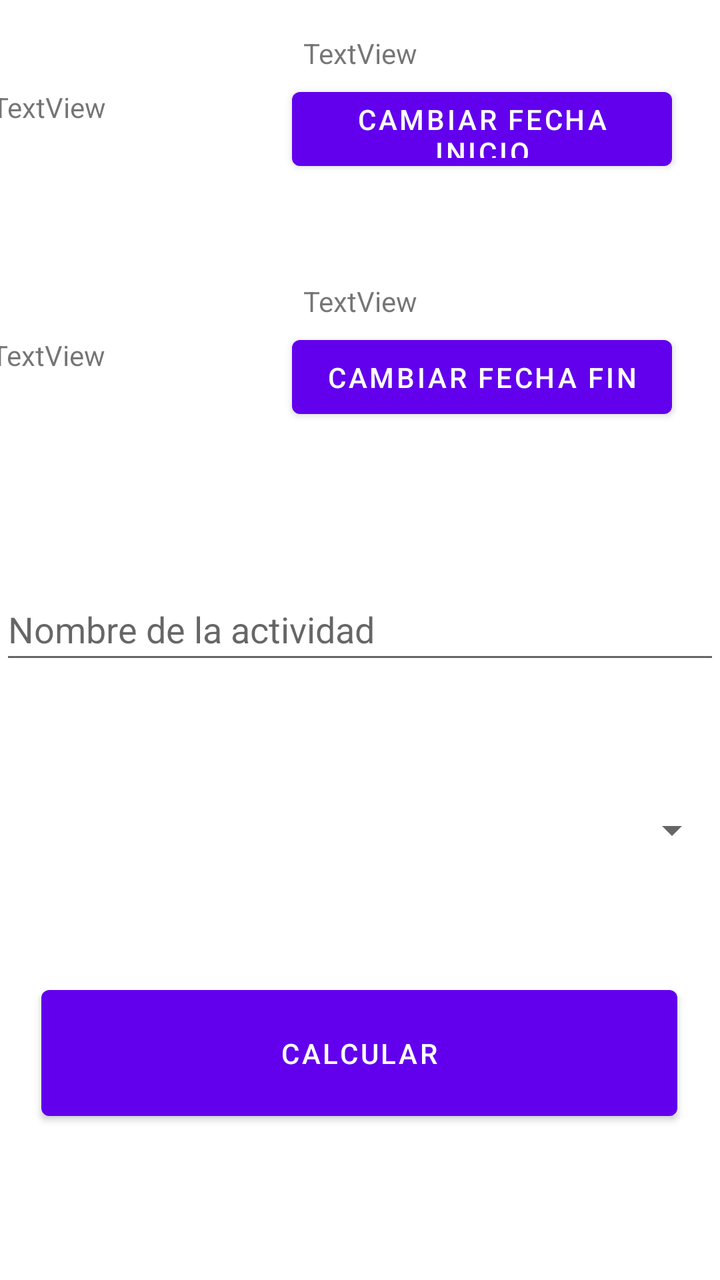
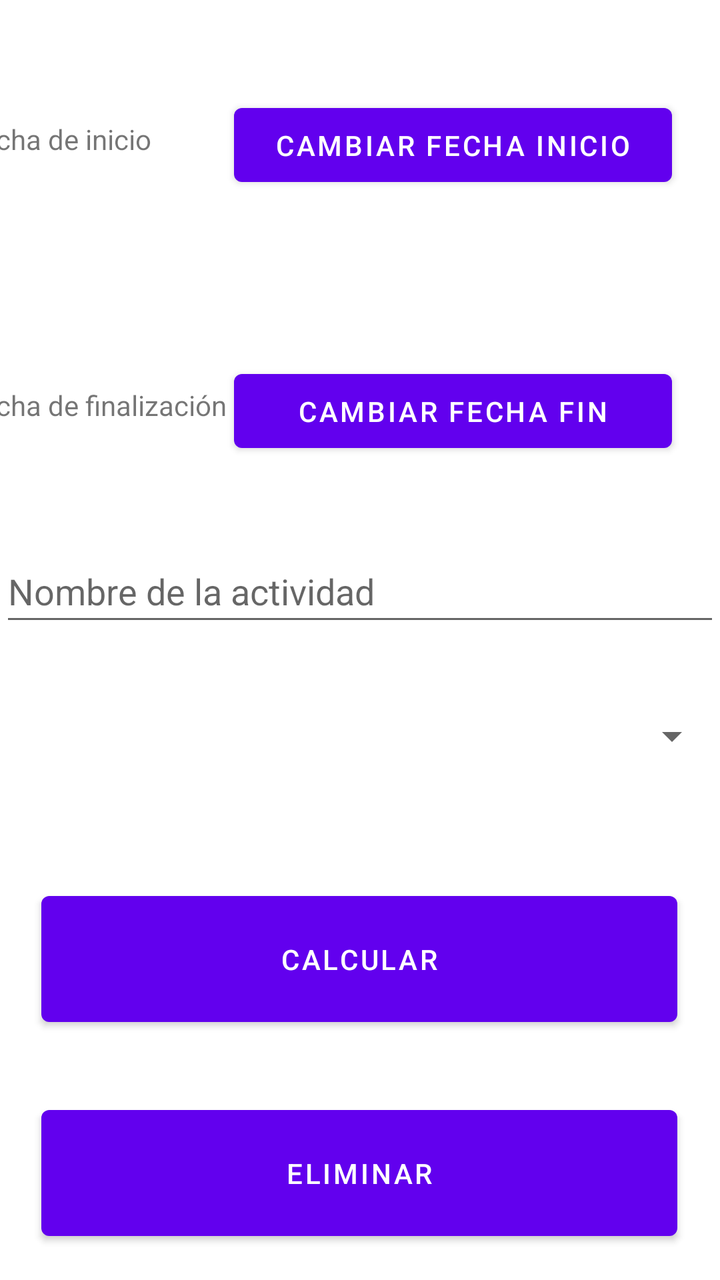

Compare the two renders of this Android layout. The source of the first and the diff that turns it into the second are given below.
<!-- AndroidManifest.xml: application theme Theme.NiUnDiaGratis -->
<!-- res/layout/fragment_mod_actividad_seleccionada.xml -->
<?xml version="1.0" encoding="utf-8"?>
<androidx.constraintlayout.widget.ConstraintLayout xmlns:android="http://schemas.android.com/apk/res/android"
    xmlns:app="http://schemas.android.com/apk/res-auto"
    xmlns:tools="http://schemas.android.com/tools"
    android:layout_width="match_parent"
    android:layout_height="match_parent"
    tools:context=".ModActividadSeleccionadaFragment">

    

    <Spinner
        android:id="@+id/spinnerTipo08"
        android:layout_width="360dp"
        android:layout_height="52dp"
        android:layout_marginBottom="48dp"
        android:prompt="@string/spinner_tipo_dia"
        app:layout_constraintBottom_toTopOf="@+id/btnMod08"
        app:layout_constraintEnd_toEndOf="parent"
        app:layout_constraintStart_toStartOf="parent" />

    <Button
        android:id="@+id/btnMod08"
        android:layout_width="318dp"
        android:layout_height="75dp"
        android:layout_marginBottom="76dp"
        android:text="@string/btn_calcular"
        app:layout_constraintBottom_toBottomOf="parent"
        app:layout_constraintEnd_toEndOf="parent"
        app:layout_constraintHorizontal_bias="0.494"
        app:layout_constraintStart_toStartOf="parent" />

    <EditText
        android:id="@+id/editTextNombre08"
        android:layout_width="360dp"
        android:layout_height="48dp"
        android:layout_marginBottom="52dp"
        android:hint="Nombre de la actividad"
        android:minHeight="48dp"
        app:layout_constraintBottom_toTopOf="@+id/spinnerTipo08"
        app:layout_constraintEnd_toEndOf="parent"
        app:layout_constraintHorizontal_bias="0.509"
        app:layout_constraintStart_toStartOf="parent" />

    <Button
        android:id="@+id/btnFechaIni08"
        android:layout_width="190dp"
        android:layout_height="49dp"
        android:layout_marginEnd="24dp"
        android:layout_marginBottom="52dp"
        android:text="Cambiar fecha inicio"
        app:layout_constraintBottom_toTopOf="@+id/textViewFechaFin08"
        app:layout_constraintEnd_toEndOf="parent" />

    <Button
        android:id="@+id/btnFechaFin08"
        android:layout_width="190dp"
        android:layout_height="49dp"
        android:layout_marginEnd="24dp"
        android:layout_marginBottom="76dp"
        android:text="Cambiar fecha fin"
        app:layout_constraintBottom_toTopOf="@+id/editTextNombre08"
        app:layout_constraintEnd_toEndOf="parent" />

    <TextView
        android:id="@+id/textViewFechaInicio08"
        android:layout_width="360dp"
        android:layout_height="wrap_content"
        android:layout_marginBottom="4dp"
        android:text="TextView"
        android:textAlignment="center"
        app:layout_constraintBottom_toTopOf="@+id/btnFechaIni08"
        app:layout_constraintEnd_toEndOf="parent"
        app:layout_constraintHorizontal_bias="0.49"
        app:layout_constraintStart_toStartOf="parent"
        app:layout_constraintTop_toTopOf="parent"
        app:layout_constraintVertical_bias="1.0" />

    <TextView
        android:id="@+id/textViewFechaFin08"
        android:layout_width="360dp"
        android:layout_height="wrap_content"
        android:layout_marginBottom="4dp"
        android:text="TextView"
        android:textAlignment="center"
        app:layout_constraintBottom_toTopOf="@+id/btnFechaFin08"
        app:layout_constraintEnd_toEndOf="parent"
        app:layout_constraintHorizontal_bias="0.49"
        app:layout_constraintStart_toStartOf="parent" />

    <TextView
        android:id="@+id/textViewFechaInicioAnt08"
        android:layout_width="154dp"
        android:layout_height="38dp"
        android:layout_marginBottom="59dp"
        android:text="TextView"
        app:layout_constraintBottom_toTopOf="@+id/textViewFechaFin08"
        app:layout_constraintEnd_toStartOf="@+id/btnFechaIni08"
        app:layout_constraintHorizontal_bias="0.581"
        app:layout_constraintStart_toStartOf="parent" />

    <TextView
        android:id="@+id/textViewFechaFinAnt08"
        android:layout_width="154dp"
        android:layout_height="38dp"
        android:layout_marginBottom="83dp"
        android:text="TextView"
        app:layout_constraintBottom_toTopOf="@+id/editTextNombre08"
        app:layout_constraintEnd_toStartOf="@+id/btnFechaFin08"
        app:layout_constraintHorizontal_bias="0.59"
        app:layout_constraintStart_toStartOf="parent" />

</androidx.constraintlayout.widget.ConstraintLayout>
<!-- resources referenced by this layout -->
<resources>
  <string name="btn_calcular">Calcular</string>
  <string name="spinner_tipo_dia">Seleccionar el tipo de día</string>
  <style name="Theme.NiUnDiaGratis" parent="Theme.MaterialComponents.DayNight.DarkActionBar">
          
          <item name="colorPrimary">@color/purple_500</item>
          <item name="colorPrimaryVariant">@color/purple_700</item>
          <item name="colorOnPrimary">@color/white</item>
          
          <item name="colorSecondary">@color/teal_200</item>
          <item name="colorSecondaryVariant">@color/teal_700</item>
          <item name="colorOnSecondary">@color/black</item>
          
          <item name="android:statusBarColor">?attr/colorPrimaryVariant</item>
          
      </style>
  <color name="purple_500">#FF6200EE</color>
  <color name="purple_700">#FF3700B3</color>
  <color name="white">#FFFFFFFF</color>
  <color name="teal_200">#FF03DAC5</color>
  <color name="teal_700">#FF018786</color>
  <color name="black">#FF000000</color>
</resources>

<!-- the commit's change to res/layout/fragment_mod_actividad_seleccionada.xml (unified diff, before → after) -->
@@ -16,14 +16,26 @@
         android:prompt="@string/spinner_tipo_dia"
         app:layout_constraintBottom_toTopOf="@+id/btnMod08"
         app:layout_constraintEnd_toEndOf="parent"
+        app:layout_constraintHorizontal_bias="0.529"
         app:layout_constraintStart_toStartOf="parent" />
 
     <Button
         android:id="@+id/btnMod08"
         android:layout_width="318dp"
         android:layout_height="75dp"
-        android:layout_marginBottom="76dp"
+        android:layout_marginBottom="32dp"
         android:text="@string/btn_calcular"
+        app:layout_constraintBottom_toTopOf="@+id/btnDel08"
+        app:layout_constraintEnd_toEndOf="parent"
+        app:layout_constraintHorizontal_bias="0.494"
+        app:layout_constraintStart_toStartOf="parent" />
+
+    <Button
+        android:id="@+id/btnDel08"
+        android:layout_width="318dp"
+        android:layout_height="75dp"
+        android:layout_marginBottom="16dp"
+        android:text="@string/btn_delete"
         app:layout_constraintBottom_toBottomOf="parent"
         app:layout_constraintEnd_toEndOf="parent"
         app:layout_constraintHorizontal_bias="0.494"
@@ -33,80 +45,54 @@
         android:id="@+id/editTextNombre08"
         android:layout_width="360dp"
         android:layout_height="48dp"
-        android:layout_marginBottom="52dp"
+        android:layout_marginBottom="24dp"
         android:hint="Nombre de la actividad"
         android:minHeight="48dp"
         app:layout_constraintBottom_toTopOf="@+id/spinnerTipo08"
         app:layout_constraintEnd_toEndOf="parent"
-        app:layout_constraintHorizontal_bias="0.509"
+        app:layout_constraintHorizontal_bias="0.529"
         app:layout_constraintStart_toStartOf="parent" />
 
     <Button
         android:id="@+id/btnFechaIni08"
-        android:layout_width="190dp"
+        android:layout_width="219dp"
         android:layout_height="49dp"
         android:layout_marginEnd="24dp"
-        android:layout_marginBottom="52dp"
+        android:layout_marginBottom="84dp"
         android:text="Cambiar fecha inicio"
-        app:layout_constraintBottom_toTopOf="@+id/textViewFechaFin08"
+        app:layout_constraintBottom_toTopOf="@+id/btnFechaFin08"
         app:layout_constraintEnd_toEndOf="parent" />
 
     <Button
         android:id="@+id/btnFechaFin08"
-        android:layout_width="190dp"
+        android:layout_width="219dp"
         android:layout_height="49dp"
         android:layout_marginEnd="24dp"
-        android:layout_marginBottom="76dp"
+        android:layout_marginBottom="40dp"
         android:text="Cambiar fecha fin"
         app:layout_constraintBottom_toTopOf="@+id/editTextNombre08"
         app:layout_constraintEnd_toEndOf="parent" />
 
     <TextView
-        android:id="@+id/textViewFechaInicio08"
-        android:layout_width="360dp"
-        android:layout_height="wrap_content"
-        android:layout_marginBottom="4dp"
-        android:text="TextView"
-        android:textAlignment="center"
-        app:layout_constraintBottom_toTopOf="@+id/btnFechaIni08"
-        app:layout_constraintEnd_toEndOf="parent"
-        app:layout_constraintHorizontal_bias="0.49"
-        app:layout_constraintStart_toStartOf="parent"
-        app:layout_constraintTop_toTopOf="parent"
-        app:layout_constraintVertical_bias="1.0" />
-
-    <TextView
-        android:id="@+id/textViewFechaFin08"
-        android:layout_width="360dp"
-        android:layout_height="wrap_content"
-        android:layout_marginBottom="4dp"
-        android:text="TextView"
-        android:textAlignment="center"
-        app:layout_constraintBottom_toTopOf="@+id/btnFechaFin08"
-        app:layout_constraintEnd_toEndOf="parent"
-        app:layout_constraintHorizontal_bias="0.49"
+        android:id="@+id/textViewFechaFinAnt08"
+        android:layout_width="137dp"
+        android:layout_height="25dp"
+        android:layout_marginBottom="52dp"
+        android:text="@string/txtvw_fecha_fin"
+        app:layout_constraintBottom_toTopOf="@+id/editTextNombre08"
+        app:layout_constraintEnd_toStartOf="@+id/btnFechaFin08"
+        app:layout_constraintHorizontal_bias="0.87"
         app:layout_constraintStart_toStartOf="parent" />
 
     <TextView
         android:id="@+id/textViewFechaInicioAnt08"
-        android:layout_width="154dp"
-        android:layout_height="38dp"
-        android:layout_marginBottom="59dp"
-        android:text="TextView"
-        app:layout_constraintBottom_toTopOf="@+id/textViewFechaFin08"
+        android:layout_width="137dp"
+        android:layout_height="25dp"
+        android:layout_marginBottom="108dp"
+        android:text="@string/txtvw_fecha_inicio"
+        app:layout_constraintBottom_toTopOf="@+id/textViewFechaFinAnt08"
         app:layout_constraintEnd_toStartOf="@+id/btnFechaIni08"
-        app:layout_constraintHorizontal_bias="0.581"
-        app:layout_constraintStart_toStartOf="parent" />
-
-    <TextView
-        android:id="@+id/textViewFechaFinAnt08"
-        android:layout_width="154dp"
-        android:layout_height="38dp"
-        android:layout_marginBottom="83dp"
-        android:text="TextView"
-        app:layout_constraintBottom_toTopOf="@+id/editTextNombre08"
-        app:layout_constraintEnd_toStartOf="@+id/btnFechaFin08"
-        app:layout_constraintHorizontal_bias="0.59"
+        app:layout_constraintHorizontal_bias="0.87"
         app:layout_constraintStart_toStartOf="parent" />
 
 </androidx.constraintlayout.widget.ConstraintLayout>
<!-- resource entries referenced after the edit -->
@@ -1,7 +1,10 @@
 <!-- resources referenced by this layout -->
 <resources>
   <string name="btn_calcular">Calcular</string>
+  <string name="btn_delete">Eliminar</string>
   <string name="spinner_tipo_dia">Seleccionar el tipo de día</string>
+  <string name="txtvw_fecha_fin">Fecha de finalización</string>
+  <string name="txtvw_fecha_inicio">Fecha de inicio</string>
   <style name="Theme.NiUnDiaGratis" parent="Theme.MaterialComponents.DayNight.DarkActionBar">
           
           <item name="colorPrimary">@color/purple_500</item>
